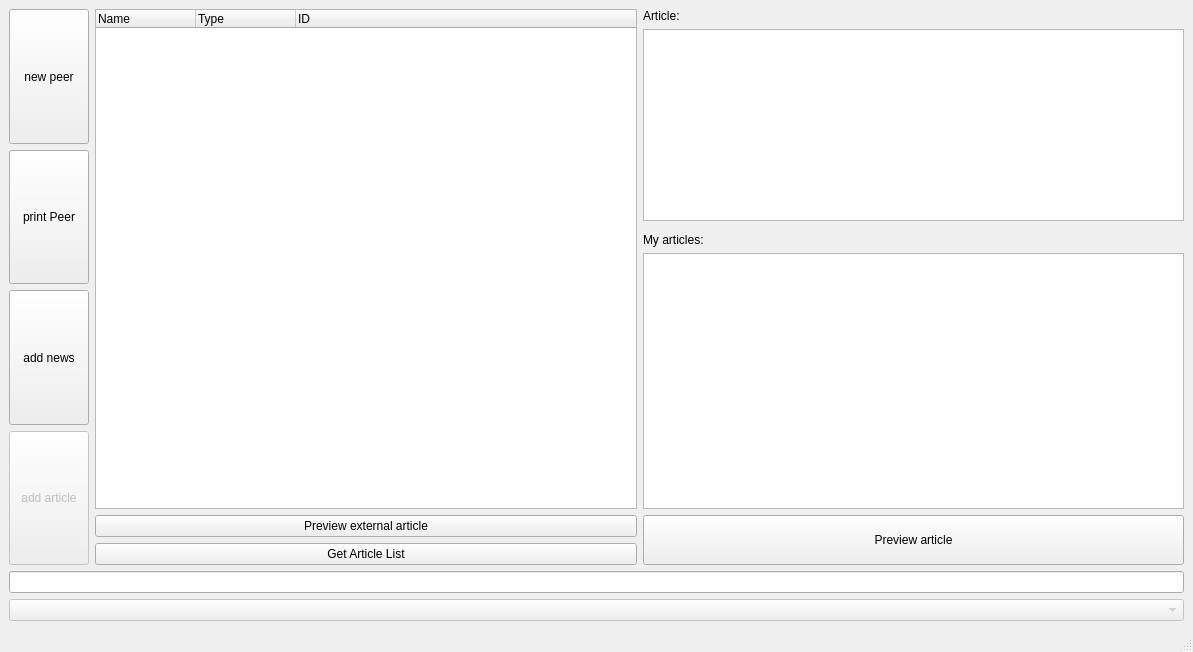
This is mainwindow.ui in medvecm98/bp_program as Qt 5 draws it before an edit. The edited form follows.
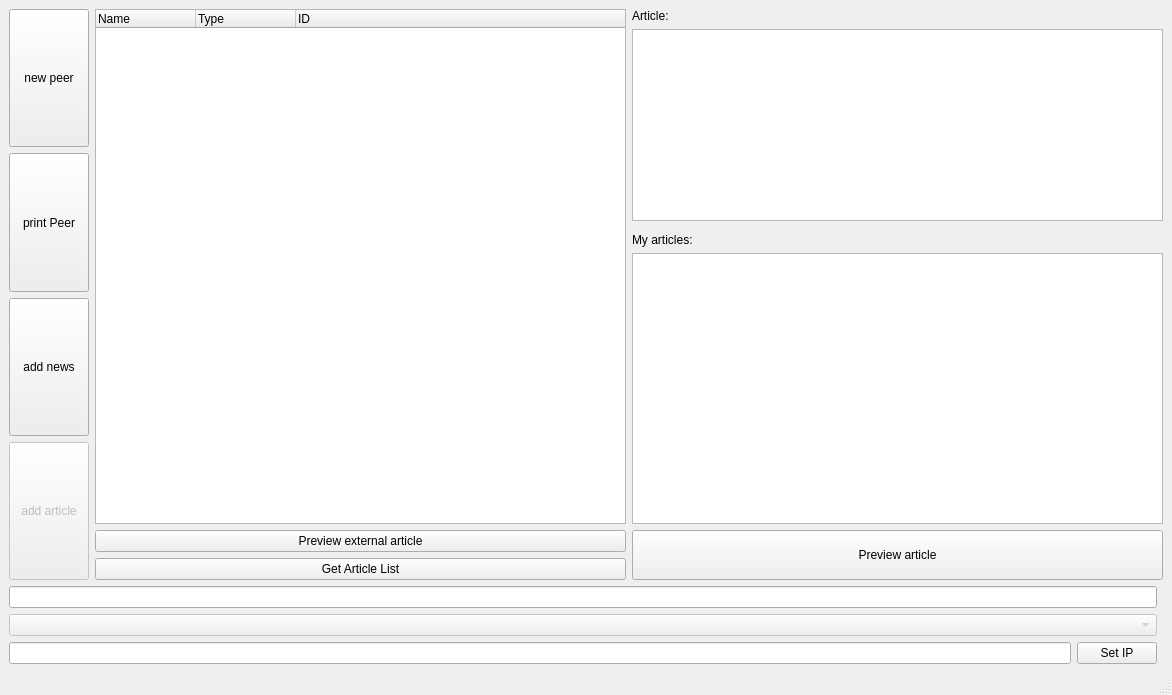
This is the edited form.

Diff of the .ui file:
```diff
--- a/mainwindow.ui
+++ b/mainwindow.ui
@@ -6,8 +6,8 @@
    <rect>
     <x>0</x>
     <y>0</y>
-    <width>1193</width>
-    <height>652</height>
+    <width>1172</width>
+    <height>695</height>
    </rect>
   </property>
   <property name="windowTitle">
@@ -15,7 +15,17 @@
   </property>
   <widget class="QWidget" name="centralwidget">
    <layout class="QGridLayout" name="gridLayout_2">
-    <item row="0" column="0">
+    <item row="1" column="0">
+     <widget class="QLineEdit" name="lineEdit_article_path"/>
+    </item>
+    <item row="2" column="0">
+     <widget class="QComboBox" name="comboBox_newspapers">
+      <property name="enabled">
+       <bool>false</bool>
+      </property>
+     </widget>
+    </item>
+    <item row="0" column="0" colspan="2">
      <layout class="QGridLayout" name="gridLayout">
       <item row="1" column="3" rowspan="6">
        <widget class="QTextEdit" name="textEdit_article"/>
@@ -147,15 +157,19 @@
       </item>
      </layout>
     </item>
-    <item row="1" column="0">
-     <widget class="QLineEdit" name="lineEdit_article_path"/>
-    </item>
-    <item row="2" column="0">
-     <widget class="QComboBox" name="comboBox_newspapers">
-      <property name="enabled">
-       <bool>false</bool>
-      </property>
-     </widget>
+    <item row="3" column="0">
+     <layout class="QHBoxLayout" name="horizontalLayout">
+      <item>
+       <widget class="QLineEdit" name="lineEdit_set_ip"/>
+      </item>
+      <item>
+       <widget class="QPushButton" name="pushButton_set_ip">
+        <property name="text">
+         <string>Set IP</string>
+        </property>
+       </widget>
+      </item>
+     </layout>
     </item>
    </layout>
   </widget>
```
Left out of the diff: 2 changed lines with no effect on the pictures.
